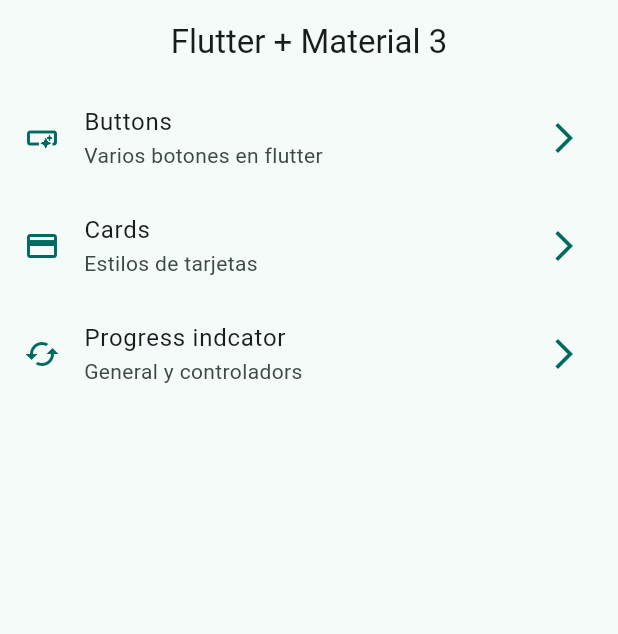
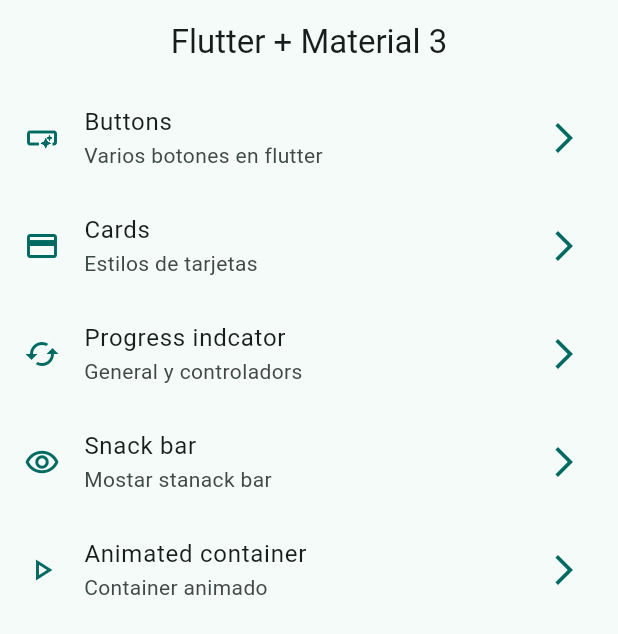
Before and after one commit to sergioIbz/widgets, a Flutter app: the screen it shows after launch, on a phone screen of 412 x 824 dp. Shown: the top 634 px of the screen. Run offline on Flutter 3.47's test engine with Material 2 defaults, Android fonts, the phone set to English and light mode, and no system bars; our stand-ins replace go_router.

Commit message:
animated container

```diff
--- a/lib/config/router/app_router.dart
+++ b/lib/config/router/app_router.dart
@@ -29,5 +29,15 @@ final appRouter = GoRouter(
       path: '/progress',
       builder: (context, state) => const ProgressScreen(),
     ),
+    GoRoute(
+      name: SnackbarScreen.name,
+      path: '/snackbar',
+      builder: (context, state) => const SnackbarScreen(),
+    ),
+    GoRoute(
+      name: AnimatedScreen.name,
+      path: '/animated',
+      builder: (context, state) => const AnimatedScreen(),
+    ),
   ],
 );
--- a/lib/menu/menu_items.dart
+++ b/lib/menu/menu_items.dart
@@ -34,4 +34,16 @@ const listMenuItemes = <MenuItems>[
     link: '/progress',
     icon: Icons.cached_outlined,
   ),
+  MenuItems(
+    title: 'Snack bar',
+    subTitle: 'Mostar stanack bar',
+    link: '/snackbar',
+    icon: Icons.remove_red_eye_outlined,
+  ),
+  MenuItems(
+    title: 'Animated container',
+    subTitle: 'Container animado',
+    link: '/animated',
+    icon: Icons.play_arrow_outlined,
+  ),
 ];
--- a/lib/presentation/screens/progress/progress_screen.dart
+++ b/lib/presentation/screens/progress/progress_screen.dart
@@ -52,7 +52,7 @@ class _ControlledProgresIndicator extends StatelessWidget {
           const Duration(milliseconds: 300),
           (value) => (value * 2) / 100,
         ).takeWhile(
-          (value) => value < 100,
+          (value) => value <= 1,
         ),
         builder: (context, snapshot) {
           final progressValue = snapshot.data ?? 0;
@@ -70,8 +70,11 @@ class _ControlledProgresIndicator extends StatelessWidget {
                 Expanded(
                   child: LinearProgressIndicator(
                     value: progressValue,
+
                   ),
                 ),
+                const SizedBox(width: 10),
+                Text('${(progressValue*100).toInt()} %')
               ],
             ),
           );
```
Also changed, not shown: lib/presentation/screens/animated/animated_screen.dart (+46 -2 lines), lib/presentation/screens/snackbar/snackbar_screen.dart (+62 -1 lines).
